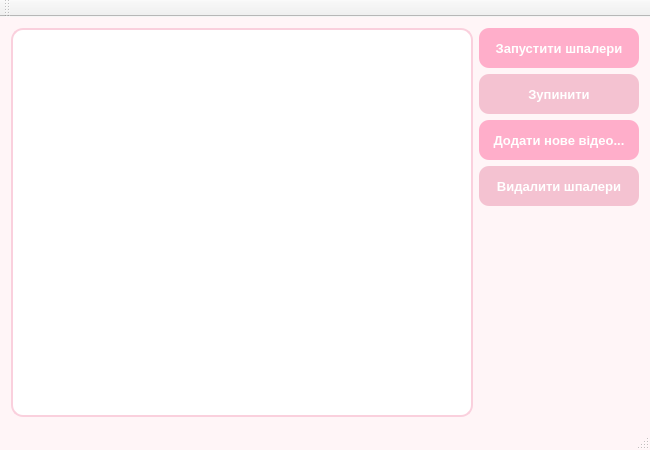
Qt form lwallpaperGUI/lwallpaperGUI.ui (ScavyXYZ/lwallpaper) before a commit.
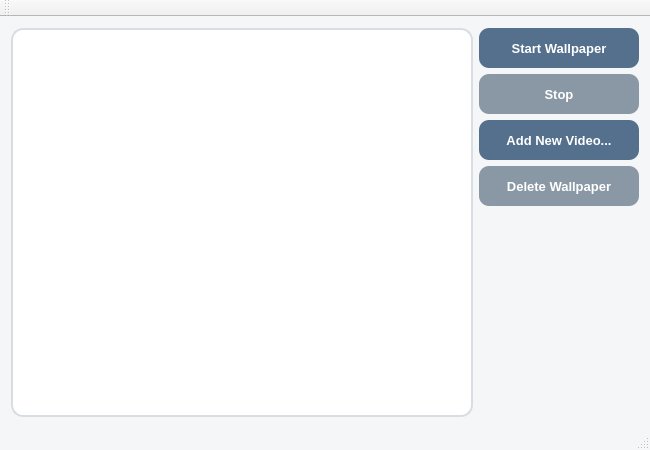
The same form after that commit.

Commit message: Translate UI strings to English and replace pink theme with neutral slate-blue palette

Patch:
```diff
--- a/lwallpaperGUI/lwallpaperGUI.ui
+++ b/lwallpaperGUI/lwallpaperGUI.ui
@@ -15,60 +15,60 @@
   </property>
   <property name="styleSheet">
    <string notr="true">/* ==========================================================================
-   ГОЛОВНЕ ВІКНО ТА ЦЕНТРАЛЬНИЙ ВІДЖЕТ
+   MAIN WINDOW AND CENTRAL WIDGET
    ========================================================================== */
 QMainWindow, QWidget#centralWidget {
-    background-color: #FFF5F7; /* М'який пастельно-рожевий фон */
+    background-color: #F5F6F8; /* Soft neutral background */
     font-family: &quot;Segoe UI&quot;, &quot;Helvetica Neue&quot;, Arial, sans-serif;
 }
 
 /* ==========================================================================
-   СПИСОК ВІДЕО (QListWidget)
+   VIDEO LIST (QListWidget)
    ========================================================================== */
 QListWidget {
-    background-color: #FFFFFF; /* Чистий білий колір для контрасту */
-    border: 2px solid #FAD0DD;  /* Акуратна світло-рожева рамка */
-    border-radius: 12px;        /* Закруглені кути */
+    background-color: #FFFFFF; /* Clean white for contrast */
+    border: 2px solid #D8DDE3; /* Subtle light gray border */
+    border-radius: 12px;       /* Rounded corners */
     padding: 8px;
-    color: #4A3E41;             /* Темно-сірий текст із теплим підтоном */
+    color: #3C434B;            /* Dark neutral text */
     font-size: 14px;
-    outline: 0;                 /* Прибираємо рамку фокусу навколо елементів */
+    outline: 0;                /* Remove the focus frame around items */
 }
 
-/* Елементи списку */
+/* List items */
 QListWidget::item {
     padding: 10px 12px;
     border-radius: 8px;
     margin-bottom: 4px;
-    color: #5A4B4E;
+    color: #3C434B;
 }
 
-/* Наведення курсору на елемент списку */
+/* Hovered list item */
 QListWidget::item:hover {
     background-color: #FFE3EA;  /* Легкий рожевий відтінок */
     color: #2B1F21;
 }
 
-/* Виділений (активний) елемент у списку */
+/* Selected (active) list item */
 QListWidget::item:selected {
-    background-color: #FF9EBB;  /* Насичений рожевий акцент */
-    color: #FFFFFF;             /* Білий текст для читаємості */
+    background-color: #4C7EAE; /* Steel blue accent */
+    color: #FFFFFF;            /* White text for readability */
     font-weight: 600;
 }
 
 /* ==========================================================================
-   ЗАГАЛЬНІ СТИЛІ ДЛЯ КНОПОК (QPushButton)
+   COMMON BUTTON STYLES (QPushButton)
    ========================================================================== */
 QPushButton {
-    background-color: #FFAECA;  /* Базовий приємний рожевий */
+    background-color: #54708C; /* Base slate blue */
     color: #FFFFFF;
     border: none;
-    border-radius: 10px;        /* Закруглені кути кнопок */
+    border-radius: 10px;       /* Rounded button corners */
     font-size: 13px;
     font-weight: bold;
 }
 
-/* Ефекти для звичайних кнопок (Старт / Додати) */
+/* Effects for regular buttons (Start / Add) */
 QPushButton:hover {
     background-color: #FF8FAB;  /* Темніший при наведенні */
 }
@@ -78,10 +78,10 @@
 }
 
 /* ==========================================================================
-   ОКРЕМІ СТИЛІ ДЛЯ КНОПОК &quot;Зупинити&quot; ТА &quot;Видалити&quot;
+   SEPARATE STYLES FOR THE STOP AND DELETE BUTTONS
    ========================================================================== */
 QPushButton#pushButtonStop, QPushButton#pushButtonDelete {
-    background-color: #F4C2D1;  /* Більш спокійний, приглушений відтінок */
+    background-color: #8A97A5; /* Calmer, muted shade */
 }
 
 QPushButton#pushButtonStop:hover, QPushButton#pushButtonDelete:hover {
@@ -93,28 +93,28 @@
 }
 
 /* ==========================================================================
-   СТАН ВИМКНЕНОЇ КНОПКИ (коли в коді setEnabled(false))
+   DISABLED BUTTON STATE (when setEnabled(false) is called in code)
    ========================================================================== */
-QPushButton:disabled, 
-QPushButton#pushButtonStop:disabled, 
+QPushButton:disabled,
+QPushButton#pushButtonStop:disabled,
 QPushButton#pushButtonDelete:disabled {
-    background-color: #E8DFE2;  /* Нейтральний сіро-рожевий колір */
-    color: #A89FA2;             /* Тьмяний текст */
+    background-color: #E1E4E8; /* Neutral gray */
+    color: #A3AAB2;            /* Dimmed text */
 }
 
 /* ==========================================================================
-   СМУГА ПРОКРУТКИ (QScrollBar)
+   SCROLLBAR (QScrollBar)
    ========================================================================== */
 QScrollBar:vertical {
     border: none;
-    background: #FFF5F7;
+    background: #F5F6F8;
     width: 8px;
     margin: 4px 0 4px 0;
     border-radius: 4px;
 }
 
 QScrollBar::handle:vertical {
-    background: #FAD0DD;
+    background: #C6CED6;
     min-height: 20px;
     border-radius: 4px;
 }
@@ -164,7 +164,7 @@
        </size>
       </property>
       <property name="text">
-       <string>Запустити шпалери</string>
+       <string>Start Wallpaper</string>
       </property>
      </widget>
     </item>
@@ -177,7 +177,7 @@
        </size>
       </property>
       <property name="text">
-       <string>Зупинити</string>
+       <string>Stop</string>
       </property>
      </widget>
     </item>
@@ -190,7 +190,7 @@
        </size>
       </property>
       <property name="text">
-       <string>Додати нове відео...</string>
+       <string>Add New Video...</string>
       </property>
      </widget>
     </item>
@@ -203,7 +203,7 @@
        </size>
       </property>
       <property name="text">
-       <string>Видалити шпалери</string>
+       <string>Delete Wallpaper</string>
       </property>
      </widget>
     </item>
```
Left out of the diff: 16 changed lines with no effect on the pictures. The commit also changes 3 other files.
